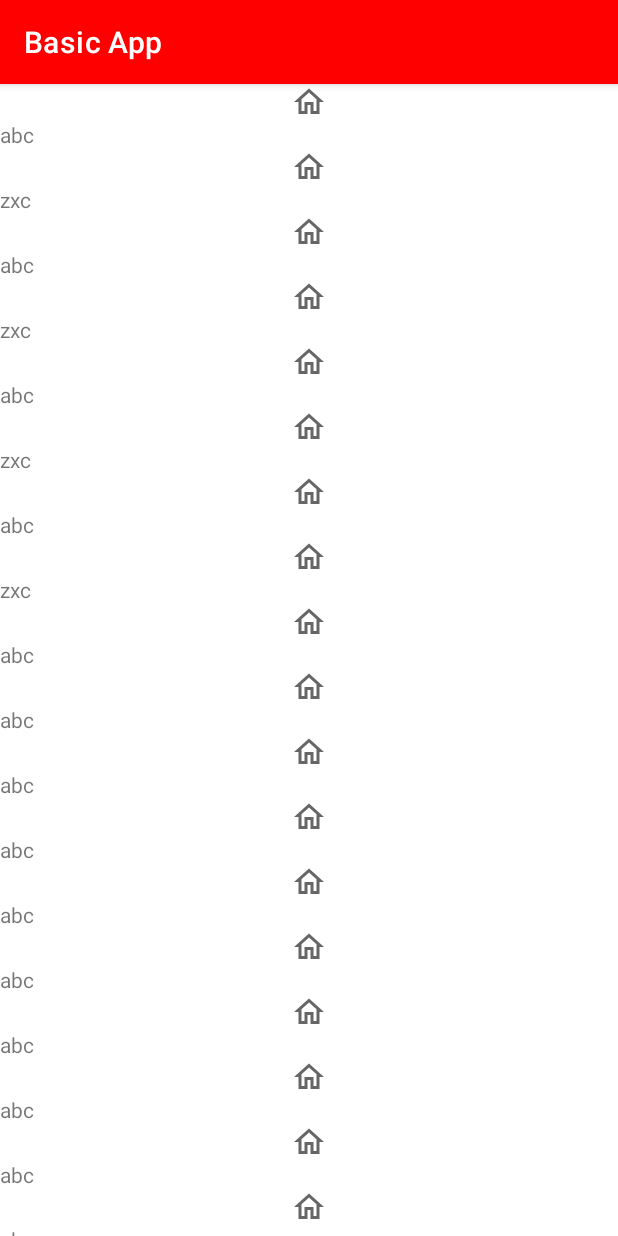
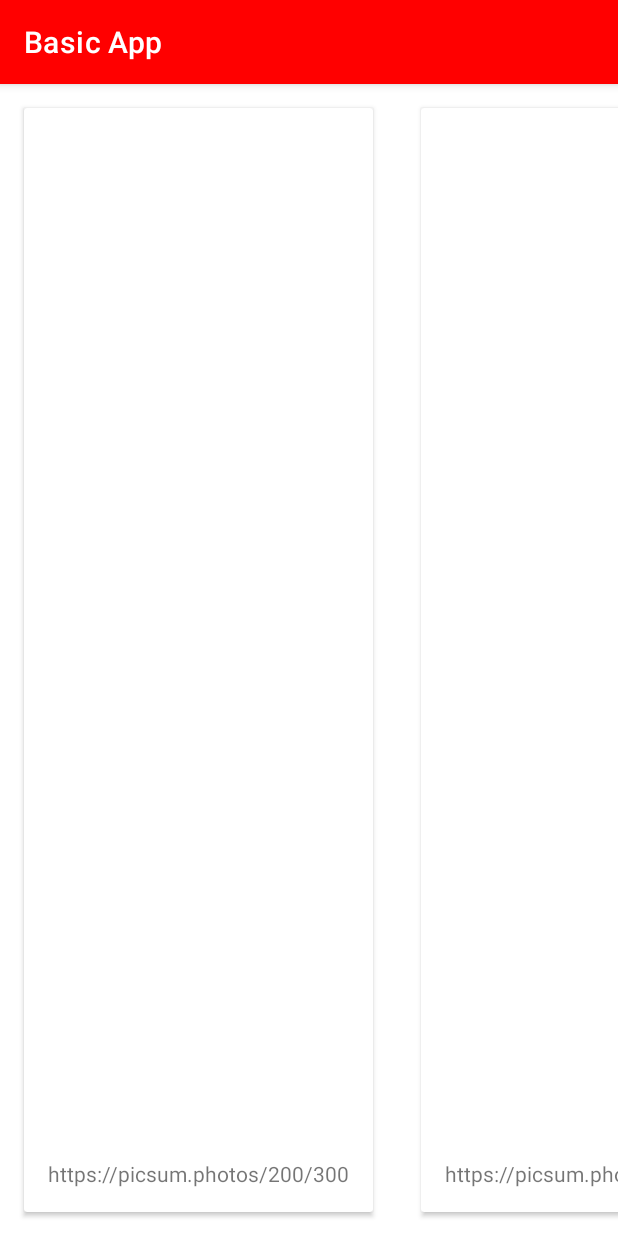
Before and after one commit to randomizerz/basicapp, an Android app: the ItemsActivity screen opened directly, with no data from a screen before it, on a phone screen of 412 x 824 dp. Run offline under Robolectric (Android 15) with nearby library versions, the phone set to English and light mode, and no system bars; pictures from the network do not load.

Commit message:
use glide to load an image from internet.

```diff
--- a/app/build.gradle
+++ b/app/build.gradle
@@ -40,4 +40,7 @@ dependencies {
     testImplementation 'junit:junit:4.13.2'
     androidTestImplementation 'androidx.test.ext:junit:1.1.3'
     androidTestImplementation 'androidx.test.espresso:espresso-core:3.4.0'
+
+    implementation 'com.github.bumptech.glide:glide:4.13.2'
+    annotationProcessor 'com.github.bumptech.glide:compiler:4.13.2'
 }
--- a/app/src/main/AndroidManifest.xml
+++ b/app/src/main/AndroidManifest.xml
@@ -2,6 +2,8 @@
 <manifest xmlns:android="http://schemas.android.com/apk/res/android"
     xmlns:tools="http://schemas.android.com/tools"
     package="com.ntgclarity.basicapp">
+
+    <uses-permission android:name="android.permission.INTERNET" />
 
     <application
         android:allowBackup="true"
--- a/app/src/main/java/com/ntgclarity/basicapp/ItemsActivity.kt
+++ b/app/src/main/java/com/ntgclarity/basicapp/ItemsActivity.kt
@@ -5,38 +5,30 @@ import androidx.appcompat.app.AppCompatActivity
 import androidx.recyclerview.widget.RecyclerView
 
 class ItemsActivity : AppCompatActivity() {
+    private var adapter: ItemsAdapter? = null
+
     override fun onCreate(savedInstanceState: Bundle?) {
         super.onCreate(savedInstanceState)
         setContentView(R.layout.activity_items)
 
         val rvItems = findViewById<RecyclerView>(R.id.rv_items)
 
-        rvItems.adapter = ItemsAdapter(
+        adapter = ItemsAdapter(
             listOf(
-                "abc",
-                "zxc",
-                "abc",
-                "zxc",
-                "abc",
-                "zxc",
-                "abc",
-                "zxc",
-                "abc",
-                "abc",
-                "abc",
-                "abc", "abc",
-                "abc",
-                "abc",
-                "abc",
-                "abc",
-                "abc",
-                "abc",
-                "abc",
-                "abc",
-                "abc",
-                "abc",
-                "abc"
+                "https://picsum.photos/200/300",
+                "https://picsum.photos/200/310"
             )
         )
+        rvItems.adapter = adapter
     }
+
+//    override fun onResume() {
+//        super.onResume()
+//
+//        adapter?.items = listOf(
+//            "https://picsum.photos/200/200",
+//            "https://picsum.photos/200/210",
+//            "https://picsum.photos/300/210"
+//        )
+//    }
 }
--- a/app/src/main/java/com/ntgclarity/basicapp/ItemsAdapter.kt
+++ b/app/src/main/java/com/ntgclarity/basicapp/ItemsAdapter.kt
@@ -6,15 +6,28 @@ import android.view.ViewGroup
 import android.widget.ImageView
 import android.widget.TextView
 import androidx.recyclerview.widget.RecyclerView
+import com.bumptech.glide.Glide
 
-class ItemsAdapter(val items: List<String>) : RecyclerView.Adapter<ItemsAdapter.ItemViewHolder>() {
-    class ItemViewHolder(view: View) : RecyclerView.ViewHolder(view) {
+class ItemsAdapter(var items: List<String>) : RecyclerView.Adapter<ItemsAdapter.ItemViewHolder>() {
+    inner class ItemViewHolder(view: View) : RecyclerView.ViewHolder(view) {
         var ivPhoto: ImageView? = null
         var tvTitle: TextView? = null
 
         init {
             ivPhoto = view.findViewById(R.id.iv_item)
             tvTitle = view.findViewById(R.id.tv_item)
+
+            itemView.setOnClickListener(object : View.OnClickListener {
+                override fun onClick(view: View?) {
+                    items = listOf(
+                        "https://picsum.photos/200/200",
+                        "https://picsum.photos/200/210",
+                        "https://picsum.photos/300/210"
+                    )
+
+                    notifyDataSetChanged()
+                }
+            })
         }
     }
 
@@ -26,6 +39,10 @@ class ItemsAdapter(val items: List<String>) : RecyclerView.Adapter<ItemsAdapter.
     }
 
     override fun onBindViewHolder(holder: ItemViewHolder, position: Int) {
+        Glide.with(holder.itemView)
+            .load(items[position])
+            .into(holder.ivPhoto!!)
+
         holder.tvTitle?.text = items[position]
     }
 
--- a/app/src/main/res/layout/activity_items.xml
+++ b/app/src/main/res/layout/activity_items.xml
@@ -10,6 +10,8 @@
         android:id="@+id/rv_items"
         android:layout_width="match_parent"
         android:layout_height="match_parent"
+        android:orientation="horizontal"
         app:layoutManager="androidx.recyclerview.widget.LinearLayoutManager"
+        app:spanCount="3"
         tools:listitem="@layout/item" />
 </androidx.constraintlayout.widget.ConstraintLayout>
--- a/app/src/main/res/layout/item.xml
+++ b/app/src/main/res/layout/item.xml
@@ -1,19 +1,29 @@
 <?xml version="1.0" encoding="utf-8"?>
-<LinearLayout xmlns:android="http://schemas.android.com/apk/res/android"
+<androidx.cardview.widget.CardView xmlns:android="http://schemas.android.com/apk/res/android"
     xmlns:tools="http://schemas.android.com/tools"
-    android:layout_width="match_parent"
-    android:layout_height="wrap_content"
+    android:layout_width="wrap_content"
+    android:layout_height="match_parent"
+    android:layout_margin="16dp">
+
+    <LinearLayout
+        android:layout_width="wrap_content"
+        android:layout_height="match_parent"
+        android:layout_margin="16dp"
         android:orientation="vertical">
 
-    <ImageView android:src="@drawable/outline_home_24"
-        android:layout_gravity="center_horizontal"
+        <ImageView
             android:id="@+id/iv_item"
             android:layout_width="wrap_content"
-        android:layout_height="wrap_content" />
+            android:layout_height="0dp"
+            android:layout_gravity="center_horizontal"
+            android:layout_weight="1"
+            android:adjustViewBounds="true"
+            android:src="@drawable/outline_home_24" />
 
         <TextView
             android:id="@+id/tv_item"
-        android:layout_width="match_parent"
+            android:layout_width="wrap_content"
             android:layout_height="wrap_content"
             tools:text="Hello there!" />
     </LinearLayout>
+</androidx.cardview.widget.CardView>
```
Lines whose indentation alone changed are shown as unchanged.
